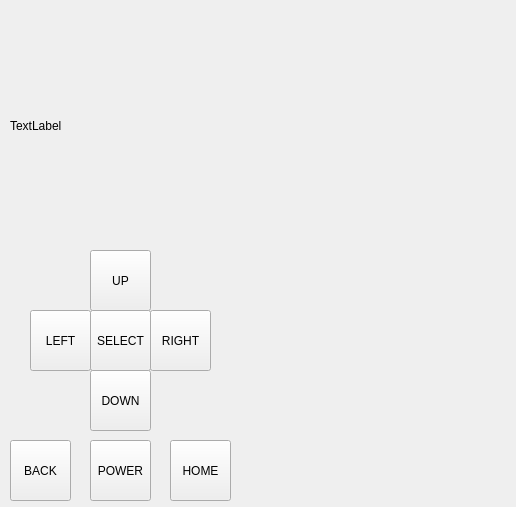
Old version of the form source/Denas/mainwindow.ui in the repository ahmadank/DenasOnQT.
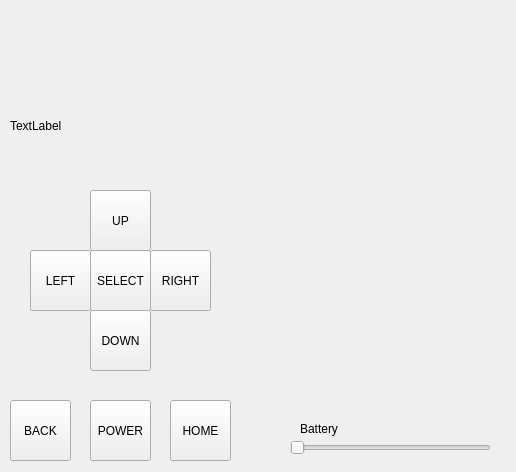
New version of the form.

The edit to the form file:
```diff
--- a/source/Denas/mainwindow.ui
+++ b/source/Denas/mainwindow.ui
@@ -7,7 +7,7 @@
     <x>0</x>
     <y>0</y>
     <width>516</width>
-    <height>507</height>
+    <height>472</height>
    </rect>
   </property>
   <property name="windowTitle">
@@ -18,7 +18,7 @@
     <property name="geometry">
      <rect>
       <x>90</x>
-      <y>370</y>
+      <y>310</y>
       <width>61</width>
       <height>61</height>
      </rect>
@@ -31,7 +31,7 @@
     <property name="geometry">
      <rect>
       <x>90</x>
-      <y>250</y>
+      <y>190</y>
       <width>61</width>
       <height>61</height>
      </rect>
@@ -44,7 +44,7 @@
     <property name="geometry">
      <rect>
       <x>90</x>
-      <y>310</y>
+      <y>250</y>
       <width>61</width>
       <height>61</height>
      </rect>
@@ -57,7 +57,7 @@
     <property name="geometry">
      <rect>
       <x>170</x>
-      <y>440</y>
+      <y>400</y>
       <width>61</width>
       <height>61</height>
      </rect>
@@ -70,7 +70,7 @@
     <property name="geometry">
      <rect>
       <x>90</x>
-      <y>440</y>
+      <y>400</y>
       <width>61</width>
       <height>61</height>
      </rect>
@@ -83,7 +83,7 @@
     <property name="geometry">
      <rect>
       <x>10</x>
-      <y>440</y>
+      <y>400</y>
       <width>61</width>
       <height>61</height>
      </rect>
@@ -96,7 +96,7 @@
     <property name="geometry">
      <rect>
       <x>150</x>
-      <y>310</y>
+      <y>250</y>
       <width>61</width>
       <height>61</height>
      </rect>
@@ -109,7 +109,7 @@
     <property name="geometry">
      <rect>
       <x>30</x>
-      <y>310</y>
+      <y>250</y>
       <width>61</width>
       <height>61</height>
      </rect>
@@ -131,6 +131,32 @@
      <string>TextLabel</string>
     </property>
    </widget>
+   <widget class="QSlider" name="horizontalSlider">
+    <property name="geometry">
+     <rect>
+      <x>290</x>
+      <y>440</y>
+      <width>201</width>
+      <height>16</height>
+     </rect>
+    </property>
+    <property name="orientation">
+     <enum>Qt::Horizontal</enum>
+    </property>
+   </widget>
+   <widget class="QLabel" name="label_2">
+    <property name="geometry">
+     <rect>
+      <x>300</x>
+      <y>420</y>
+      <width>64</width>
+      <height>17</height>
+     </rect>
+    </property>
+    <property name="text">
+     <string>Battery</string>
+    </property>
+   </widget>
   </widget>
  </widget>
  <layoutdefault spacing="6" margin="11"/>
```
